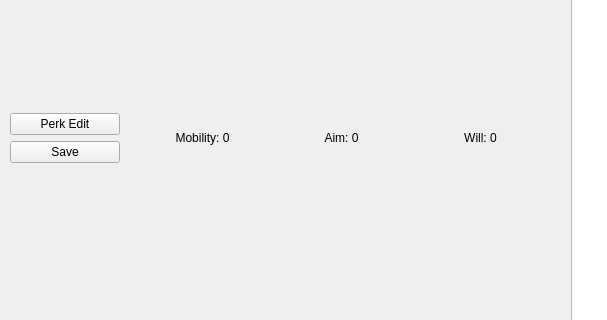
This is QtDesigner.ui in Bodzioo44/XcomPerkEdit as Qt 5 draws it before an edit; both pictures show x 0 to 607 and y 162 to 482 of the 800 by 600 pixel window. The edited form follows.
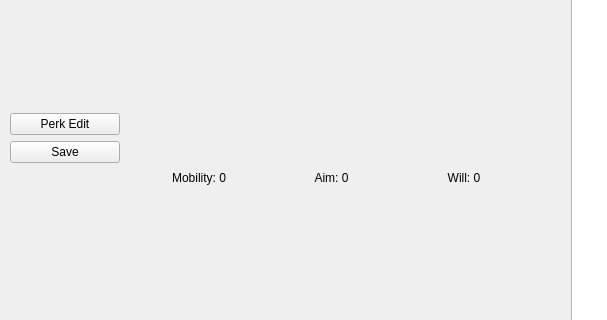
This is the edited form.

Commit message: Added custom PerkButton

```diff
--- a/QtDesigner.ui
+++ b/QtDesigner.ui
@@ -37,48 +37,59 @@
          <property name="geometry">
           <rect>
            <x>10</x>
-           <y>9</y>
-           <width>411</width>
-           <height>561</height>
+           <y>30</y>
+           <width>391</width>
+           <height>601</height>
           </rect>
          </property>
-         <layout class="QVBoxLayout" name="PerkPageVerticalLayout" stretch="2,10">
-          <item>
-           <layout class="QHBoxLayout" name="LabelLayout">
-            <item>
-             <widget class="QLabel" name="MobilityLabel">
-              <property name="text">
-               <string>Mobility: 0</string>
-              </property>
-              <property name="alignment">
-               <set>Qt::AlignCenter</set>
-              </property>
-             </widget>
-            </item>
-            <item>
-             <widget class="QLabel" name="AimLabel">
-              <property name="text">
-               <string>Aim: 0</string>
-              </property>
-              <property name="alignment">
-               <set>Qt::AlignCenter</set>
-              </property>
-             </widget>
-            </item>
-            <item>
-             <widget class="QLabel" name="WillLabel">
-              <property name="text">
-               <string>Will: 0</string>
-              </property>
-              <property name="alignment">
-               <set>Qt::AlignCenter</set>
-              </property>
-             </widget>
-            </item>
-           </layout>
+         <layout class="QGridLayout" name="PerkGridLayout" rowstretch="0,0">
+          <item row="1" column="2">
+           <widget class="QLabel" name="WillLabel">
+            <property name="maximumSize">
+             <size>
+              <width>16777215</width>
+              <height>20</height>
+             </size>
+            </property>
+            <property name="text">
+             <string>Will: 0</string>
+            </property>
+            <property name="alignment">
+             <set>Qt::AlignCenter</set>
+            </property>
+           </widget>
           </item>
-          <item>
-           <layout class="QGridLayout" name="PerkGridLayout" rowstretch="0"/>
+          <item row="1" column="1">
+           <widget class="QLabel" name="AimLabel">
+            <property name="maximumSize">
+             <size>
+              <width>10000000</width>
+              <height>20</height>
+             </size>
+            </property>
+            <property name="text">
+             <string>Aim: 0</string>
+            </property>
+            <property name="alignment">
+             <set>Qt::AlignCenter</set>
+            </property>
+           </widget>
+          </item>
+          <item row="1" column="0">
+           <widget class="QLabel" name="MobilityLabel">
+            <property name="maximumSize">
+             <size>
+              <width>16777215</width>
+              <height>20</height>
+             </size>
+            </property>
+            <property name="text">
+             <string>Mobility: 0</string>
+            </property>
+            <property name="alignment">
+             <set>Qt::AlignCenter</set>
+            </property>
+           </widget>
           </item>
          </layout>
         </widget>
```
Left out of the diff: 2 changed lines with no effect on the pictures. The commit also changes 5 other files.
